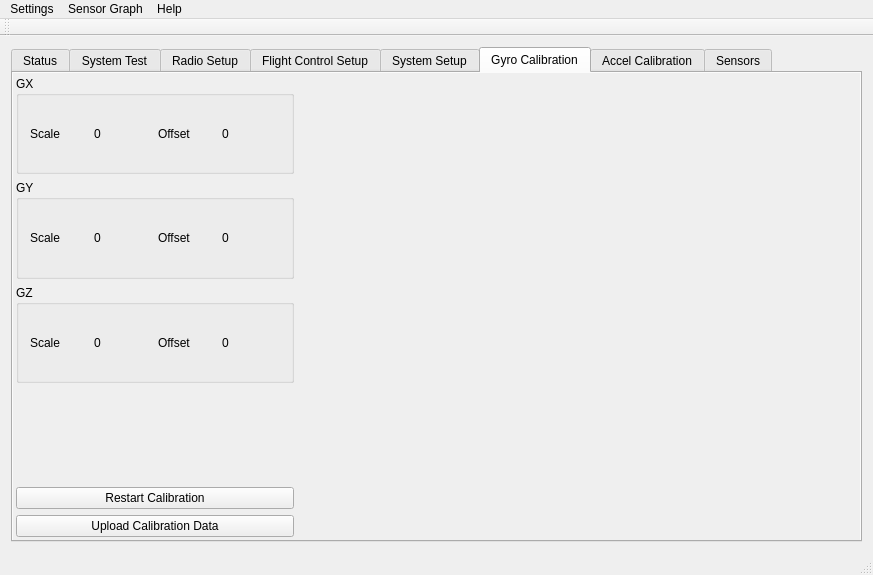
Before: the Qt Designer form GroundStation-Qt/mainwindow.ui in parallaxinc/Flight-Controller, drawn with Qt 5.
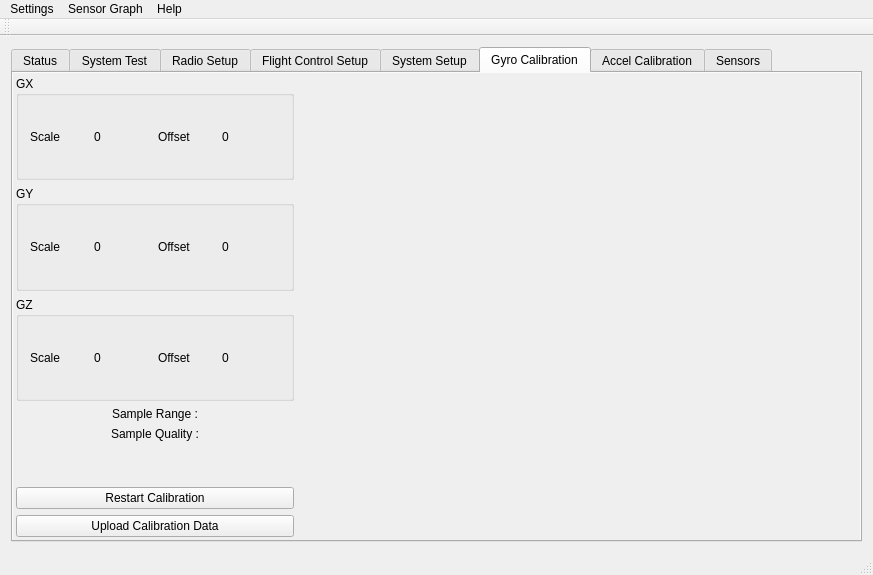
After: the same form once the commit is applied. The open tabs and pages were chosen to show the change. Icons and pictures are not drawn. Custom widgets are drawn as their Qt base class.

Commit message:
Added guidance to the gyro calibrate screen
Gyro calibration is now measured against range of samples taken and
sample noise, indications shown as text and color.

Patch:
```diff
--- a/GroundStation-Qt/mainwindow.ui
+++ b/GroundStation-Qt/mainwindow.ui
@@ -3324,7 +3324,7 @@
          <number>3</number>
         </property>
         <item>
-         <layout class="QVBoxLayout" name="verticalLayout_21" stretch="1,1,1,1,0,0">
+         <layout class="QVBoxLayout" name="verticalLayout_21" stretch="1,1,1,0,0,0,0,0">
           <item>
            <widget class="QGroupBox" name="groupBox_3">
             <property name="title">
@@ -3448,6 +3448,26 @@
             </layout>
            </widget>
           </item>
+          <item>
+           <widget class="QLabel" name="lblGyroSampleRange">
+            <property name="text">
+             <string>Sample Range :</string>
+            </property>
+            <property name="alignment">
+             <set>Qt::AlignCenter</set>
+            </property>
+           </widget>
+          </item>
+          <item>
+           <widget class="QLabel" name="lblGyroSampleQuality">
+            <property name="text">
+             <string>Sample Quality :</string>
+            </property>
+            <property name="alignment">
+             <set>Qt::AlignCenter</set>
+            </property>
+           </widget>
+          </item>
           <item>
            <spacer name="verticalSpacer">
             <property name="orientation">
```
The commit also changes 3 other files.
